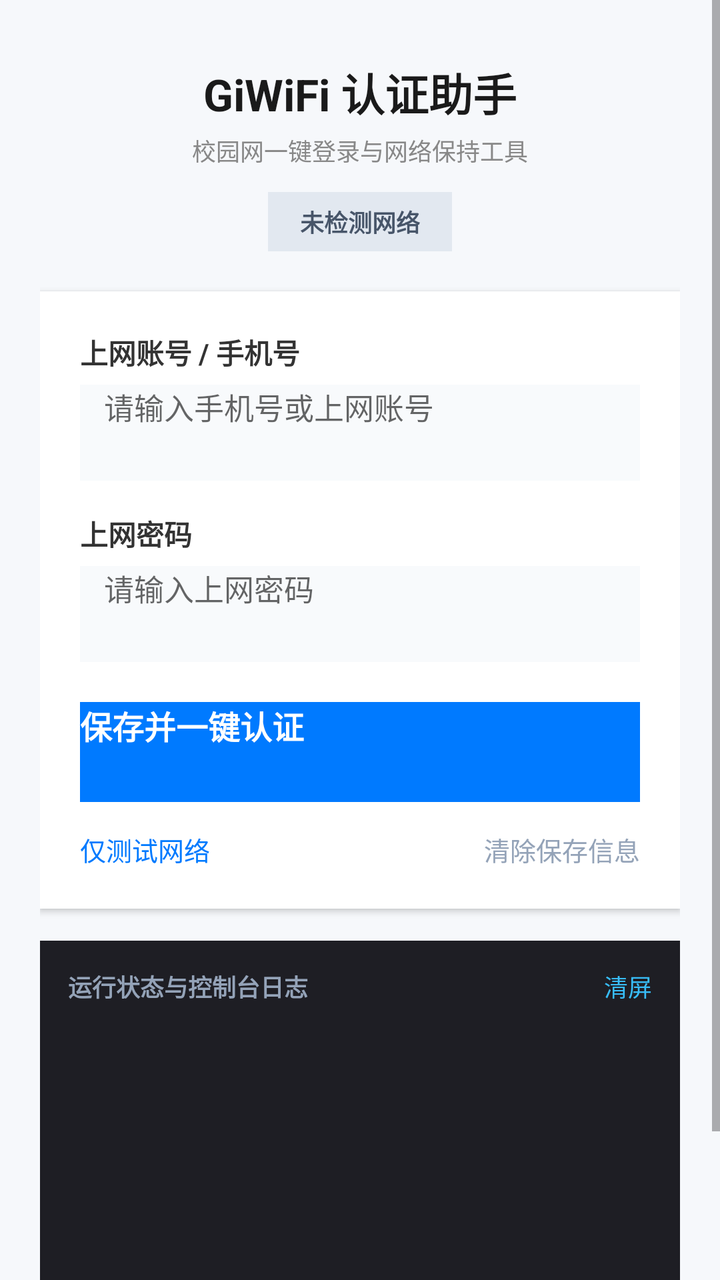
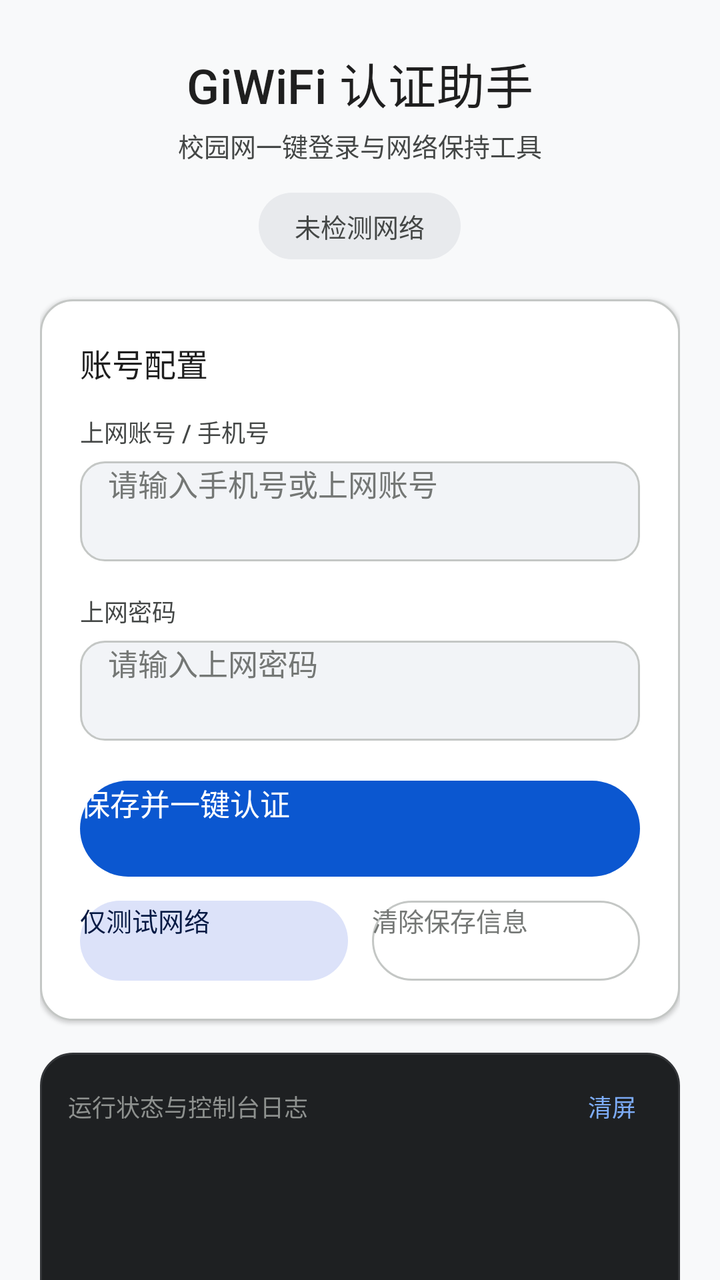

Two renders of the same Android screen: before a commit and after it. Below are the layout's source before the change and the commit's diff.
<!-- AndroidManifest.xml: application theme Theme.GiWiFi -->
<!-- res/layout/activity_main.xml -->
<?xml version="1.0" encoding="utf-8"?>
<ScrollView xmlns:android="http://schemas.android.com/apk/res/android"
    android:layout_width="match_parent"
    android:layout_height="match_parent"
    android:background="#F6F8FB"
    android:fillViewport="true">

    <LinearLayout
        android:layout_width="match_parent"
        android:layout_height="wrap_content"
        android:orientation="vertical"
        android:padding="20dp">

        
        <LinearLayout
            android:layout_width="match_parent"
            android:layout_height="wrap_content"
            android:gravity="center"
            android:orientation="vertical"
            android:layout_marginTop="10dp"
            android:layout_marginBottom="20dp">

            <TextView
                android:layout_width="wrap_content"
                android:layout_height="wrap_content"
                android:text="GiWiFi 认证助手"
                android:textColor="#1A1A1A"
                android:textSize="22sp"
                android:textStyle="bold" />

            <TextView
                android:layout_width="wrap_content"
                android:layout_height="wrap_content"
                android:layout_marginTop="4dp"
                android:text="校园网一键登录与网络保持工具"
                android:textColor="#888888"
                android:textSize="12sp" />

            <TextView
                android:id="@+id/tvStatus"
                android:layout_width="wrap_content"
                android:layout_height="wrap_content"
                android:layout_marginTop="12dp"
                android:background="#E2E8F0"
                android:paddingLeft="16dp"
                android:paddingTop="6dp"
                android:paddingRight="16dp"
                android:paddingBottom="6dp"
                android:text="未检测网络"
                android:textColor="#475569"
                android:textSize="12sp"
                android:textStyle="bold" />
        </LinearLayout>

        
        <LinearLayout
            android:layout_width="match_parent"
            android:layout_height="wrap_content"
            android:background="#FFFFFF"
            android:elevation="2dp"
            android:orientation="vertical"
            android:padding="20dp">

            <TextView
                android:layout_width="wrap_content"
                android:layout_height="wrap_content"
                android:text="上网账号 / 手机号"
                android:textColor="#333333"
                android:textSize="14sp"
                android:textStyle="bold" />

            <EditText
                android:id="@+id/etAccount"
                android:layout_width="match_parent"
                android:layout_height="48dp"
                android:layout_marginTop="6dp"
                android:layout_marginBottom="16dp"
                android:background="#F8FAFC"
                android:hint="请输入手机号或上网账号"
                android:inputType="text"
                android:paddingLeft="12dp"
                android:paddingRight="12dp"
                android:textColor="#1E293B"
                android:textSize="15sp" />

            <TextView
                android:layout_width="wrap_content"
                android:layout_height="wrap_content"
                android:text="上网密码"
                android:textColor="#333333"
                android:textSize="14sp"
                android:textStyle="bold" />

            <EditText
                android:id="@+id/etPassword"
                android:layout_width="match_parent"
                android:layout_height="48dp"
                android:layout_marginTop="6dp"
                android:layout_marginBottom="20dp"
                android:background="#F8FAFC"
                android:hint="请输入上网密码"
                android:inputType="textPassword"
                android:paddingLeft="12dp"
                android:paddingRight="12dp"
                android:textColor="#1E293B"
                android:textSize="15sp" />

            <Button
                android:id="@+id/btnLogin"
                android:layout_width="match_parent"
                android:layout_height="50dp"
                android:background="#007AFF"
                android:text="保存并一键认证"
                android:textColor="#FFFFFF"
                android:textSize="16sp"
                android:textStyle="bold" />

            <LinearLayout
                android:layout_width="match_parent"
                android:layout_height="wrap_content"
                android:layout_marginTop="14dp"
                android:orientation="horizontal">

                <TextView
                    android:id="@+id/btnCheck"
                    android:layout_width="0dp"
                    android:layout_height="wrap_content"
                    android:layout_weight="1"
                    android:text="仅测试网络"
                    android:textColor="#007AFF"
                    android:textSize="13sp" />

                <TextView
                    android:id="@+id/btnClear"
                    android:layout_width="wrap_content"
                    android:layout_height="wrap_content"
                    android:text="清除保存信息"
                    android:textColor="#94A3B8"
                    android:textSize="13sp" />
            </LinearLayout>
        </LinearLayout>

        
        <LinearLayout
            android:layout_width="match_parent"
            android:layout_height="0dp"
            android:layout_marginTop="16dp"
            android:layout_weight="1"
            android:background="#1E1E24"
            android:orientation="vertical"
            android:padding="14dp">

            <LinearLayout
                android:layout_width="match_parent"
                android:layout_height="wrap_content"
                android:layout_marginBottom="8dp"
                android:orientation="horizontal">

                <TextView
                    android:layout_width="0dp"
                    android:layout_height="wrap_content"
                    android:layout_weight="1"
                    android:text="运行状态与控制台日志"
                    android:textColor="#94A3B8"
                    android:textSize="12sp"
                    android:textStyle="bold" />

                <TextView
                    android:id="@+id/btnClearLog"
                    android:layout_width="wrap_content"
                    android:layout_height="wrap_content"
                    android:text="清屏"
                    android:textColor="#38BDF8"
                    android:textSize="12sp" />
            </LinearLayout>

            <ScrollView
                android:id="@+id/scrollLog"
                android:layout_width="match_parent"
                android:layout_height="180dp"
                android:fillViewport="true">

                <TextView
                    android:id="@+id/tvLog"
                    android:layout_width="match_parent"
                    android:layout_height="wrap_content"
                    android:lineSpacingExtra="4dp"
                    android:text=""
                    android:textColor="#E2E8F0"
                    android:textSize="11sp"
                    android:typeface="monospace" />
            </ScrollView>
        </LinearLayout>

    </LinearLayout>
</ScrollView>
<!-- resources referenced by this layout -->
<resources>
  <style name="Theme.GiWiFi" parent="android:Theme.Material.Light.NoActionBar">
          <item name="android:statusBarColor">#007AFF</item>
          <item name="android:navigationBarColor">#F6F8FB</item>
      </style>
</resources>

<!-- the commit's change to res/layout/activity_main.xml (unified diff, before → after) -->
@@ -2,14 +2,18 @@
 <ScrollView xmlns:android="http://schemas.android.com/apk/res/android"
     android:layout_width="match_parent"
     android:layout_height="match_parent"
-    android:background="#F6F8FB"
-    android:fillViewport="true">
+    android:background="@color/md_theme_light_background"
+    android:fillViewport="true"
+    android:scrollbars="none">
 
     <LinearLayout
         android:layout_width="match_parent"
         android:layout_height="wrap_content"
         android:orientation="vertical"
-        android:padding="20dp">
+        android:paddingStart="20dp"
+        android:paddingTop="24dp"
+        android:paddingEnd="20dp"
+        android:paddingBottom="24dp">
 
         
         <LinearLayout
@@ -17,126 +21,154 @@
             android:layout_height="wrap_content"
             android:gravity="center"
             android:orientation="vertical"
-            android:layout_marginTop="10dp"
             android:layout_marginBottom="20dp">
 
             <TextView
                 android:layout_width="wrap_content"
                 android:layout_height="wrap_content"
                 android:text="GiWiFi 认证助手"
-                android:textColor="#1A1A1A"
-                android:textSize="22sp"
-                android:textStyle="bold" />
+                android:textColor="@color/md_theme_light_onSurface"
+                android:textSize="24sp"
+                android:fontFamily="sans-serif-medium"
+                android:letterSpacing="0.01" />
 
             <TextView
                 android:layout_width="wrap_content"
                 android:layout_height="wrap_content"
                 android:layout_marginTop="4dp"
                 android:text="校园网一键登录与网络保持工具"
-                android:textColor="#888888"
-                android:textSize="12sp" />
-
+                android:textColor="@color/md_theme_light_onSurfaceVariant"
+                android:textSize="13sp"
+                android:fontFamily="sans-serif" />
+
+            
             <TextView
                 android:id="@+id/tvStatus"
                 android:layout_width="wrap_content"
                 android:layout_height="wrap_content"
-                android:layout_marginTop="12dp"
-                android:background="#E2E8F0"
-                android:paddingLeft="16dp"
-                android:paddingTop="6dp"
-                android:paddingRight="16dp"
-                android:paddingBottom="6dp"
+                android:layout_marginTop="14dp"
+                android:background="@drawable/bg_status_badge"
+                android:paddingStart="18dp"
+                android:paddingTop="7dp"
+                android:paddingEnd="18dp"
+                android:paddingBottom="7dp"
                 android:text="未检测网络"
-                android:textColor="#475569"
-                android:textSize="12sp"
-                android:textStyle="bold" />
+                android:textColor="@color/status_neutral_text"
+                android:textSize="13sp"
+                android:fontFamily="sans-serif-medium" />
         </LinearLayout>
 
         
         <LinearLayout
             android:layout_width="match_parent"
             android:layout_height="wrap_content"
-            android:background="#FFFFFF"
-            android:elevation="2dp"
+            android:background="@drawable/bg_card_surface"
+            android:elevation="1dp"
             android:orientation="vertical"
-            android:padding="20dp">
+            android:padding="20dp"
+            android:layout_marginBottom="16dp">
+
+            <TextView
+                android:layout_width="wrap_content"
+                android:layout_height="wrap_content"
+                android:text="账号配置"
+                android:textColor="@color/md_theme_light_onSurface"
+                android:textSize="16sp"
+                android:fontFamily="sans-serif-medium"
+                android:layout_marginBottom="14dp" />
 
             <TextView
                 android:layout_width="wrap_content"
                 android:layout_height="wrap_content"
                 android:text="上网账号 / 手机号"
-                android:textColor="#333333"
-                android:textSize="14sp"
-                android:textStyle="bold" />
+                android:textColor="@color/md_theme_light_onSurfaceVariant"
+                android:textSize="12sp"
+                android:fontFamily="sans-serif-medium" />
 
             <EditText
                 android:id="@+id/etAccount"
                 android:layout_width="match_parent"
-                android:layout_height="48dp"
+                android:layout_height="50dp"
                 android:layout_marginTop="6dp"
                 android:layout_marginBottom="16dp"
-                android:background="#F8FAFC"
+                android:background="@drawable/bg_input_field"
                 android:hint="请输入手机号或上网账号"
+                android:textColorHint="@color/md_theme_light_outline"
                 android:inputType="text"
-                android:paddingLeft="12dp"
-                android:paddingRight="12dp"
-                android:textColor="#1E293B"
-                android:textSize="15sp" />
+                android:paddingStart="14dp"
+                android:paddingEnd="14dp"
+                android:textColor="@color/md_theme_light_onSurface"
+                android:textSize="15sp"
+                android:fontFamily="sans-serif" />
 
             <TextView
                 android:layout_width="wrap_content"
                 android:layout_height="wrap_content"
                 android:text="上网密码"
-                android:textColor="#333333"
-                android:textSize="14sp"
-                android:textStyle="bold" />
+                android:textColor="@color/md_theme_light_onSurfaceVariant"
+                android:textSize="12sp"
+                android:fontFamily="sans-serif-medium" />
 
             <EditText
                 android:id="@+id/etPassword"
                 android:layout_width="match_parent"
-                android:layout_height="48dp"
+                android:layout_height="50dp"
                 android:layout_marginTop="6dp"
                 android:layout_marginBottom="20dp"
-                android:background="#F8FAFC"
+                android:background="@drawable/bg_input_field"
                 android:hint="请输入上网密码"
+                android:textColorHint="@color/md_theme_light_outline"
                 android:inputType="textPassword"
-                android:paddingLeft="12dp"
-                android:paddingRight="12dp"
-                android:textColor="#1E293B"
-                android:textSize="15sp" />
-
+                android:paddingStart="14dp"
+                android:paddingEnd="14dp"
+                android:textColor="@color/md_theme_light_onSurface"
+                android:textSize="15sp"
+                android:fontFamily="sans-serif" />
+
+            
             <Button
                 android:id="@+id/btnLogin"
                 android:layout_width="match_parent"
-                android:layout_height="50dp"
-                android:background="#007AFF"
+                android:layout_height="48dp"
+                android:background="@drawable/btn_primary_m3"
                 android:text="保存并一键认证"
-                android:textColor="#FFFFFF"
-                android:textSize="16sp"
-                android:textStyle="bold" />
-
+                android:textColor="@color/md_theme_light_onPrimary"
+                android:textSize="15sp"
+                android:fontFamily="sans-serif-medium"
+                android:stateListAnimator="@null" />
+
+            
             <LinearLayout
                 android:layout_width="match_parent"
                 android:layout_height="wrap_content"
-                android:layout_marginTop="14dp"
+                android:layout_marginTop="12dp"
                 android:orientation="horizontal">
 
-                <TextView
+                <Button
                     android:id="@+id/btnCheck"
                     android:layout_width="0dp"
-                    android:layout_height="wrap_content"
+                    android:layout_height="40dp"
                     android:layout_weight="1"
+                    android:layout_marginEnd="6dp"
+                    android:background="@drawable/btn_tonal_m3"
                     android:text="仅测试网络"
-                    android:textColor="#007AFF"
-                    android:textSize="13sp" />
-
-                <TextView
+                    android:textColor="@color/md_theme_light_onSecondaryContainer"
+                    android:textSize="13sp"
+                    android:fontFamily="sans-serif-medium"
+                    android:stateListAnimator="@null" />
+
+                <Button
                     android:id="@+id/btnClear"
-                    android:layout_width="wrap_content"
-                    android:layout_height="wrap_content"
+                    android:layout_width="0dp"
+                    android:layout_height="40dp"
+                    android:layout_weight="1"
+                    android:layout_marginStart="6dp"
+                    android:background="@drawable/btn_outlined_m3"
                     android:text="清除保存信息"
-                    android:textColor="#94A3B8"
-                    android:textSize="13sp" />
+                    android:textColor="@color/md_theme_light_outline"
+                    android:textSize="13sp"
+                    android:fontFamily="sans-serif-medium"
+                    android:stateListAnimator="@null" />
             </LinearLayout>
         </LinearLayout>
 
@@ -144,9 +176,8 @@
         <LinearLayout
             android:layout_width="match_parent"
             android:layout_height="0dp"
-            android:layout_marginTop="16dp"
             android:layout_weight="1"
-            android:background="#1E1E24"
+            android:background="@drawable/bg_console_terminal"
             android:orientation="vertical"
             android:padding="14dp">
 
@@ -154,6 +185,7 @@
                 android:layout_width="match_parent"
                 android:layout_height="wrap_content"
                 android:layout_marginBottom="8dp"
+                android:gravity="center_vertical"
                 android:orientation="horizontal">
 
                 <TextView
@@ -161,24 +193,33 @@
                     android:layout_height="wrap_content"
                     android:layout_weight="1"
                     android:text="运行状态与控制台日志"
-                    android:textColor="#94A3B8"
+                    android:textColor="@color/terminal_text_secondary"
                     android:textSize="12sp"
-                    android:textStyle="bold" />
+                    android:fontFamily="sans-serif-medium" />
 
                 <TextView
                     android:id="@+id/btnClearLog"
                     android:layout_width="wrap_content"
                     android:layout_height="wrap_content"
+                    android:background="?android:attr/selectableItemBackgroundBorderless"
+                    android:clickable="true"
+                    android:focusable="true"
+                    android:paddingStart="8dp"
+                    android:paddingTop="4dp"
+                    android:paddingEnd="8dp"
+                    android:paddingBottom="4dp"
                     android:text="清屏"
-                    android:textColor="#38BDF8"
-                    android:textSize="12sp" />
+                    android:textColor="@color/terminal_accent"
+                    android:textSize="12sp"
+                    android:fontFamily="sans-serif-medium" />
             </LinearLayout>
 
             <ScrollView
                 android:id="@+id/scrollLog"
                 android:layout_width="match_parent"
                 android:layout_height="180dp"
-                android:fillViewport="true">
+                android:fillViewport="true"
+                android:scrollbars="vertical">
 
                 <TextView
                     android:id="@+id/tvLog"
@@ -186,7 +227,7 @@
                     android:layout_height="wrap_content"
                     android:lineSpacingExtra="4dp"
                     android:text=""
-                    android:textColor="#E2E8F0"
+                    android:textColor="@color/terminal_text"
                     android:textSize="11sp"
                     android:typeface="monospace" />
             </ScrollView>
<!-- resource entries referenced after the edit -->
@@ -1,8 +1,73 @@
 <!-- resources referenced by this layout -->
 <resources>
+  <color name="md_theme_light_background">#F8F9FA</color>
+  <color name="md_theme_light_onPrimary">#FFFFFF</color>
+  <color name="md_theme_light_onSecondaryContainer">#051943</color>
+  <color name="md_theme_light_onSurface">#1F1F1F</color>
+  <color name="md_theme_light_onSurfaceVariant">#444746</color>
+  <color name="md_theme_light_outline">#747775</color>
+  <color name="status_neutral_text">#444746</color>
+  <color name="terminal_accent">#7DACF8</color>
+  <color name="terminal_text">#E3E3E3</color>
+  <color name="terminal_text_secondary">#8E918F</color>
+  <!-- drawable bg_card_surface (drawable) -->
+  <?xml version="1.0" encoding="utf-8"?>
+  <shape xmlns:android="http://schemas.android.com/apk/res/android"
+      android:shape="rectangle">
+      <solid android:color="@color/md_theme_light_surfaceContainerLowest" />
+      <corners android:radius="16dp" />
+      <stroke android:width="1dp" android:color="@color/md_theme_light_outlineVariant" />
+  </shape>
+  <!-- drawable bg_console_terminal (drawable) -->
+  <?xml version="1.0" encoding="utf-8"?>
+  <shape xmlns:android="http://schemas.android.com/apk/res/android"
+      android:shape="rectangle">
+      <solid android:color="@color/terminal_bg" />
+      <corners android:radius="16dp" />
+      <stroke android:width="1dp" android:color="@color/terminal_border" />
+  </shape>
+  <!-- drawable bg_status_badge (drawable) -->
+  <?xml version="1.0" encoding="utf-8"?>
+  <shape xmlns:android="http://schemas.android.com/apk/res/android"
+      android:shape="rectangle">
+      <solid android:color="@color/status_neutral_bg" />
+      <corners android:radius="20dp" />
+  </shape>
+  <!-- drawable btn_outlined_m3 (drawable) -->
+  <?xml version="1.0" encoding="utf-8"?>
+  <ripple xmlns:android="http://schemas.android.com/apk/res/android"
+      android:color="#1A000000">
+      <item>
+          <shape android:shape="rectangle">
+              <solid android:color="@android:color/transparent" />
+              <corners android:radius="20dp" />
+              <stroke android:width="1dp" android:color="@color/md_theme_light_outlineVariant" />
+          </shape>
+      </item>
+  </ripple>
+  <!-- drawable btn_tonal_m3 (drawable) -->
+  <?xml version="1.0" encoding="utf-8"?>
+  <ripple xmlns:android="http://schemas.android.com/apk/res/android"
+      android:color="#1A000000">
+      <item>
+          <shape android:shape="rectangle">
+              <solid android:color="@color/md_theme_light_secondaryContainer" />
+              <corners android:radius="20dp" />
+          </shape>
+      </item>
+  </ripple>
   <style name="Theme.GiWiFi" parent="android:Theme.Material.Light.NoActionBar">
           <item name="android:statusBarColor">#007AFF</item>
           <item name="android:navigationBarColor">#F6F8FB</item>
       </style>
+  <color name="md_theme_light_surfaceContainerLowest">#FFFFFF</color>
+  <color name="md_theme_light_outlineVariant">#C4C7C5</color>
+  <color name="terminal_bg">#1E2022</color>
+  <color name="terminal_border">#333538</color>
+  <color name="md_theme_light_primary">#0B57D0</color>
+  <color name="md_theme_light_surfaceContainerLow">#F2F4F7</color>
+  <color name="status_neutral_bg">#E8EAED</color>
+  <color name="md_theme_light_surfaceContainerHigh">#E7E8EC</color>
+  <color name="md_theme_light_secondaryContainer">#DCE2F9</color>
 </resources>
 
